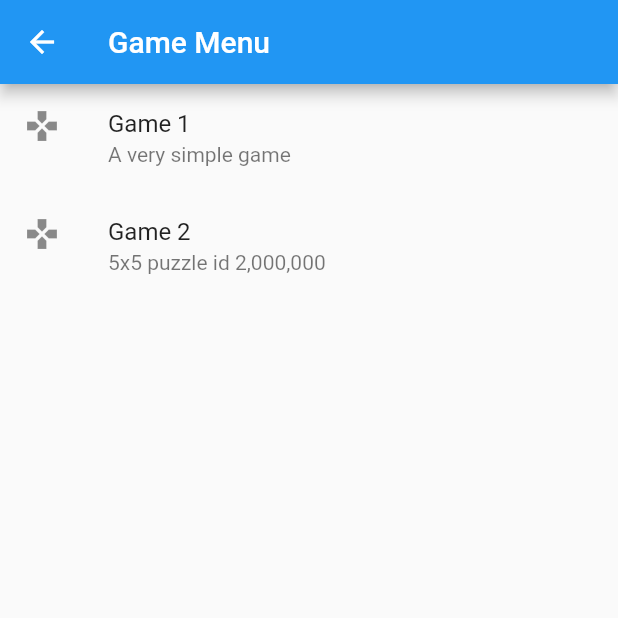
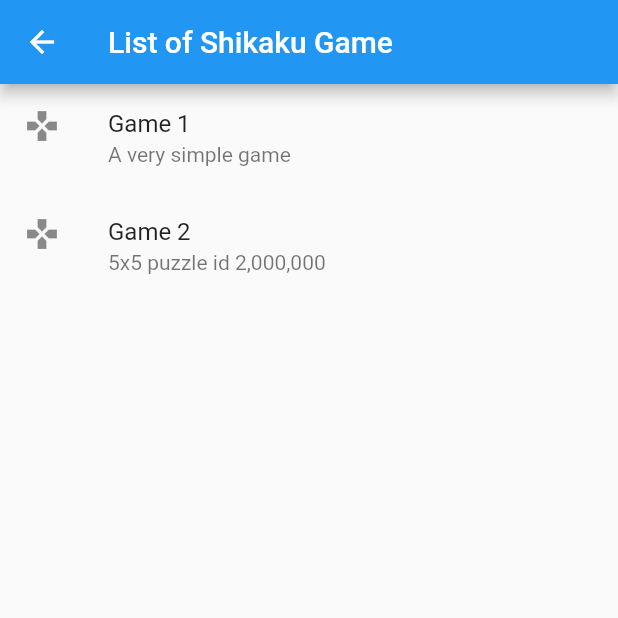
Before and after one commit to neoalienson/minigames, a Flutter app: the ShikakuGameMenu screen opened directly, on a phone screen of 412 x 824 dp, the top half of it. Run offline on Flutter 3.47's test engine with Material 2 defaults, Android fonts, the phone set to English and light mode, and no system bars.

Commit message:
Update shikaku_menu.dart

```diff
--- a/lib/shikaku_menu.dart
+++ b/lib/shikaku_menu.dart
@@ -12,7 +12,7 @@ class _ShikakuGameMenuState extends State<ShikakuGameMenu> {
   Widget build(BuildContext context) {
     return Scaffold(
       appBar: AppBar(
-        title: const Text('Game Menu'),
+        title: const Text('List of Shikaku Game'),
       ),
       body: ListView(
         children: [
```
